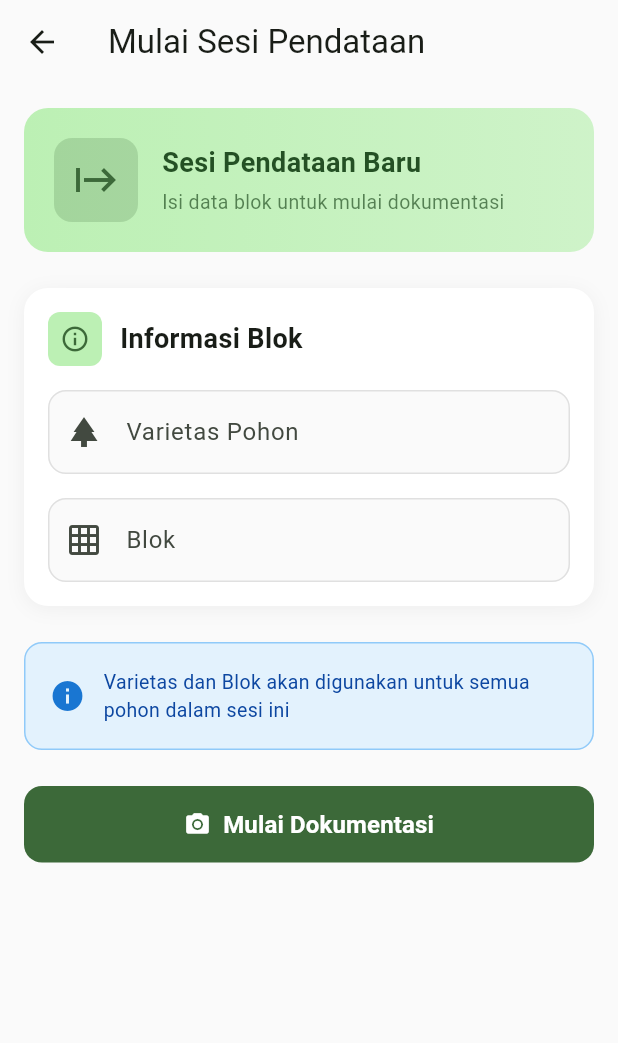
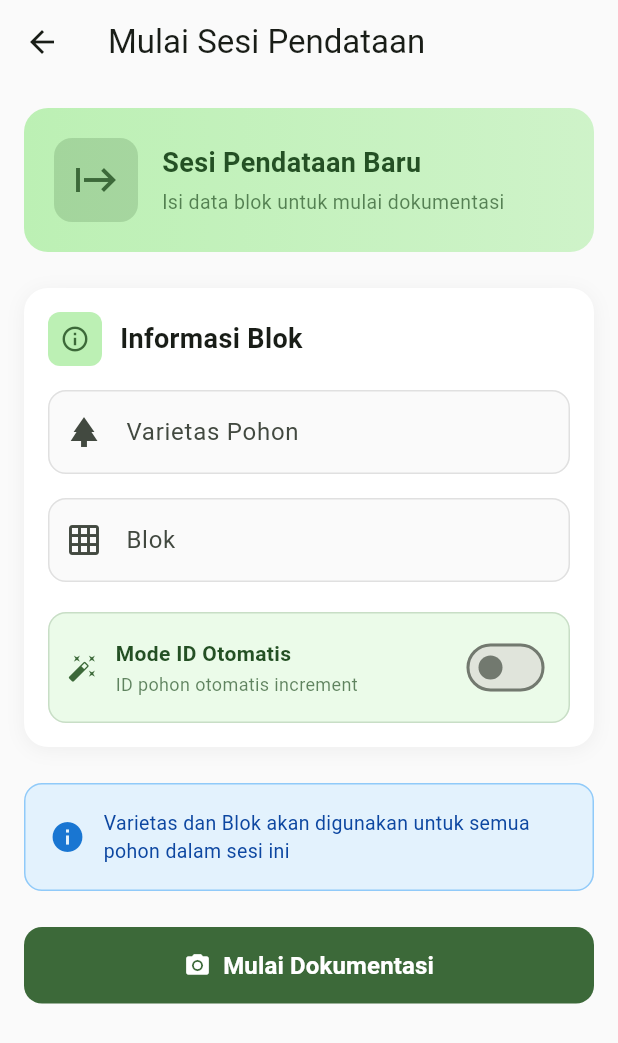
Before and after one commit to itsmerahmat/pohonku, a Flutter app: the SessionFormPage screen opened by its route, on a phone screen of 412 x 824 dp. Shown: the top 1043 px of the screen. Run offline on Flutter 3.47's test engine with Material 3 defaults, Android fonts, the phone set to English and light mode, and no system bars; our stand-ins replace camera, device_info_plus, flutter_map, geolocator, get, image_picker and 4 more; missing offline and left inert: a package; accounts and stored records are empty.

Commit message:
feat: Add automatic tree ID mode and update UI for ID input

```diff
--- a/lib/views/session_form_page.dart
+++ b/lib/views/session_form_page.dart
@@ -16,6 +16,7 @@ class _SessionFormPageState extends State<SessionFormPage> {
   final _blokController = TextEditingController();
   bool _isGpsEnabled = false;
   bool _checkingGps = true;
+  bool _autoIdMode = false;
 
   @override
   void initState() {
@@ -174,6 +175,56 @@ class _SessionFormPageState extends State<SessionFormPage> {
                       validator: (value) =>
                           value == null || value.isEmpty ? 'Wajib diisi' : null,
                     ),
+                    const SizedBox(height: 20),
+                    Container(
+                      padding: const EdgeInsets.all(12),
+                      decoration: BoxDecoration(
+                        color: colorScheme.primaryContainer.withValues(alpha: 0.3),
+                        borderRadius: BorderRadius.circular(12),
+                        border: Border.all(
+                          color: colorScheme.primary.withValues(alpha: 0.2),
+                        ),
+                      ),
+                      child: Row(
+                        children: [
+                          Icon(
+                            Icons.auto_fix_high,
+                            color: colorScheme.primary,
+                            size: 20,
+                          ),
+                          const SizedBox(width: 12),
+                          Expanded(
+                            child: Column(
+                              crossAxisAlignment: CrossAxisAlignment.start,
+                              children: [
+                                Text(
+                                  'Mode ID Otomatis',
+                                  style: TextStyle(
+                                    fontSize: 14,
+                                    fontWeight: FontWeight.bold,
+                                    color: colorScheme.onPrimaryContainer,
+                                  ),
+                                ),
+                                const SizedBox(height: 2),
+                                Text(
+                                  'ID pohon otomatis increment',
+                                  style: TextStyle(
+                                    fontSize: 12,
+                                    color: colorScheme.onPrimaryContainer.withValues(alpha: 0.7),
+                                  ),
+                                ),
+                              ],
+                            ),
+                          ),
+                          Switch(
+                            value: _autoIdMode,
+                            onChanged: (value) {
+                              setState(() => _autoIdMode = value);
+                            },
+                          ),
+                        ],
+                      ),
+                    ),
                   ],
                 ),
               ),
@@ -319,6 +370,7 @@ class _SessionFormPageState extends State<SessionFormPage> {
     Get.toNamed('/capture', arguments: {
       'varietas': args?['varietas'] ?? _varietasController.text,
       'blok': args?['blok'] ?? _blokController.text,
+      'autoIdMode': _autoIdMode,
     });
   }
 }
```
Also changed, not shown: lib/controllers/capture_controller.dart (+28 -7 lines), lib/views/continuous_capture_page.dart (+101 -52 lines).
